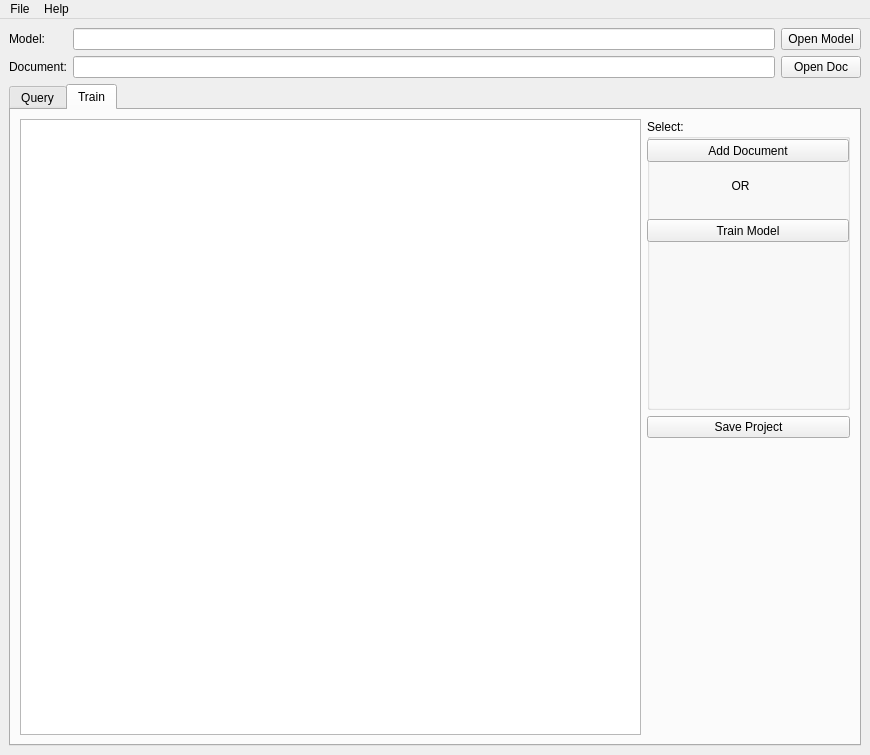
Qt form GUI/doctopic.ui (SeeligA/doctopic) before a commit.
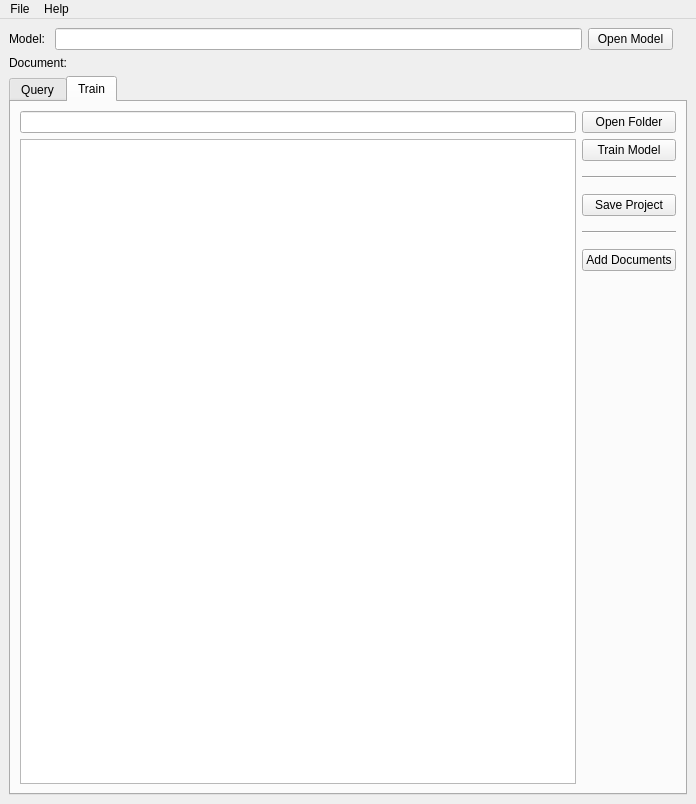
The same form after that commit.

Commit message:
feat: Add training option to update LSI model
After creating your model, you might want to add a few additional files
so that a query will list the new files together with your original
training documents. Use this option, if your model is already well
balanced (big) and the update is from the same domain and small.

Patch:
```diff
--- a/GUI/doctopic.ui
+++ b/GUI/doctopic.ui
@@ -9,8 +9,8 @@
    <rect>
     <x>0</x>
     <y>0</y>
-    <width>870</width>
-    <height>755</height>
+    <width>696</width>
+    <height>804</height>
    </rect>
   </property>
   <property name="sizePolicy">
@@ -48,38 +48,28 @@
     </sizepolicy>
    </property>
    <layout class="QGridLayout" name="gridLayout_2">
-    <item row="0" column="2">
-     <widget class="QPushButton" name="open_model_button">
-      <property name="enabled">
-       <bool>true</bool>
-      </property>
-      <property name="sizePolicy">
-       <sizepolicy hsizetype="Minimum" vsizetype="Fixed">
-        <horstretch>0</horstretch>
-        <verstretch>0</verstretch>
-       </sizepolicy>
-      </property>
+    <item row="2" column="0">
+     <widget class="QLabel" name="document_label">
       <property name="maximumSize">
        <size>
-        <width>16777215</width>
+        <width>70</width>
         <height>16777215</height>
        </size>
       </property>
       <property name="text">
-       <string>Open Model</string>
-      </property>
-      <property name="autoDefault">
-       <bool>true</bool>
-      </property>
-      <property name="default">
-       <bool>false</bool>
-      </property>
-      <property name="flat">
-       <bool>false</bool>
+       <string>Document:</string>
       </property>
      </widget>
     </item>
-    <item row="0" column="0">
+    <item row="1" column="0" colspan="3">
+     <layout class="QHBoxLayout" name="horizontalLayout">
+      <property name="leftMargin">
+       <number>0</number>
+      </property>
+      <property name="rightMargin">
+       <number>14</number>
+      </property>
+      <item>
      <widget class="QLabel" name="model_label">
       <property name="maximumSize">
        <size>
@@ -92,7 +82,7 @@
       </property>
      </widget>
     </item>
-    <item row="0" column="1">
+      <item>
      <widget class="QLineEdit" name="input_line_edit_model">
       <property name="sizePolicy">
        <sizepolicy hsizetype="Preferred" vsizetype="Fixed">
@@ -111,40 +101,8 @@
       </property>
      </widget>
     </item>
-    <item row="1" column="1">
-     <widget class="QLineEdit" name="input_line_edit_doc">
-      <property name="sizePolicy">
-       <sizepolicy hsizetype="Preferred" vsizetype="Fixed">
-        <horstretch>10</horstretch>
-        <verstretch>0</verstretch>
-       </sizepolicy>
-      </property>
-      <property name="maximumSize">
-       <size>
-        <width>16777215</width>
-        <height>16777215</height>
-       </size>
-      </property>
-      <property name="layoutDirection">
-       <enum>Qt::RightToLeft</enum>
-      </property>
-     </widget>
-    </item>
-    <item row="1" column="0">
-     <widget class="QLabel" name="document_label">
-      <property name="maximumSize">
-       <size>
-        <width>70</width>
-        <height>16777215</height>
-       </size>
-      </property>
-      <property name="text">
-       <string>Document:</string>
-      </property>
-     </widget>
-    </item>
-    <item row="1" column="2">
-     <widget class="QPushButton" name="open_doc_button">
+      <item>
+       <widget class="QPushButton" name="open_model_button">
       <property name="enabled">
        <bool>true</bool>
       </property>
@@ -154,6 +112,12 @@
         <verstretch>0</verstretch>
        </sizepolicy>
       </property>
+        <property name="minimumSize">
+         <size>
+          <width>85</width>
+          <height>0</height>
+         </size>
+        </property>
       <property name="maximumSize">
        <size>
         <width>16777215</width>
@@ -161,7 +125,7 @@
        </size>
       </property>
       <property name="text">
-       <string>Open Doc</string>
+         <string>Open Model</string>
       </property>
       <property name="autoDefault">
        <bool>true</bool>
@@ -174,7 +138,9 @@
       </property>
      </widget>
     </item>
-    <item row="2" column="0" colspan="3">
+     </layout>
+    </item>
+    <item row="3" column="0" colspan="3">
      <widget class="QTabWidget" name="tabwidget">
       <property name="currentIndex">
        <number>1</number>
@@ -184,13 +150,34 @@
         <string>Query</string>
        </attribute>
        <layout class="QGridLayout" name="gridLayout">
-        <item row="3" column="0" rowspan="2" colspan="2">
-         <widget class="QTextEdit" name="textOutput">
-          <property name="font">
-           <font>
-            <family>Calibri</family>
-            <pointsize>11</pointsize>
-           </font>
+        <item row="0" column="3">
+         <widget class="QPushButton" name="open_doc_button">
+          <property name="enabled">
+           <bool>true</bool>
+          </property>
+          <property name="sizePolicy">
+           <sizepolicy hsizetype="Minimum" vsizetype="Fixed">
+            <horstretch>0</horstretch>
+            <verstretch>0</verstretch>
+           </sizepolicy>
+          </property>
+          <property name="maximumSize">
+           <size>
+            <width>16777215</width>
+            <height>16777215</height>
+           </size>
+          </property>
+          <property name="text">
+           <string>Open Document</string>
+          </property>
+          <property name="autoDefault">
+           <bool>true</bool>
+          </property>
+          <property name="default">
+           <bool>false</bool>
+          </property>
+          <property name="flat">
+           <bool>false</bool>
           </property>
          </widget>
         </item>
@@ -226,7 +213,20 @@
         <string>Train</string>
        </attribute>
        <layout class="QGridLayout" name="gridLayout_5">
-        <item row="2" column="0" rowspan="3" colspan="3">
+        <item row="0" column="3">
+         <widget class="QPushButton" name="open_folder_button">
+          <property name="minimumSize">
+           <size>
+            <width>85</width>
+            <height>0</height>
+           </size>
+          </property>
+          <property name="text">
+           <string>Open Folder</string>
+          </property>
+         </widget>
+        </item>
+        <item row="2" column="0" rowspan="2">
          <widget class="QTextEdit" name="textOutput_train">
           <property name="font">
            <font>
@@ -236,29 +236,30 @@
           </property>
          </widget>
         </item>
-        <item row="3" column="3">
-         <widget class="QPushButton" name="save_model_button">
-          <property name="text">
-           <string>Save Project</string>
-          </property>
-         </widget>
+        <item row="0" column="0">
+         <widget class="QLineEdit" name="input_line_edit_train"/>
         </item>
         <item row="2" column="3">
-         <widget class="QGroupBox" name="groupBox">
-          <property name="title">
-           <string>Select:</string>
+         <layout class="QVBoxLayout" name="verticalLayout" stretch="0,0,0,0,0,0,0,0,0">
+          <property name="spacing">
+           <number>0</number>
           </property>
+          <property name="topMargin">
+           <number>0</number>
+          </property>
+          <property name="rightMargin">
+           <number>0</number>
+          </property>
+          <item>
           <widget class="QPushButton" name="train_model_button">
            <property name="enabled">
             <bool>true</bool>
            </property>
-           <property name="geometry">
-            <rect>
-             <x>0</x>
-             <y>100</y>
-             <width>202</width>
-             <height>23</height>
-            </rect>
+            <property name="minimumSize">
+             <size>
+              <width>85</width>
+              <height>0</height>
+             </size>
            </property>
            <property name="maximumSize">
             <size>
@@ -273,36 +274,112 @@
             <string>Train Model</string>
            </property>
           </widget>
+          </item>
+          <item>
+           <spacer name="verticalSpacer">
+            <property name="orientation">
+             <enum>Qt::Vertical</enum>
+            </property>
+            <property name="sizeType">
+             <enum>QSizePolicy::Fixed</enum>
+            </property>
+            <property name="sizeHint" stdset="0">
+             <size>
+              <width>20</width>
+              <height>15</height>
+             </size>
+            </property>
+           </spacer>
+          </item>
+          <item>
+           <widget class="Line" name="line">
+            <property name="orientation">
+             <enum>Qt::Horizontal</enum>
+            </property>
+           </widget>
+          </item>
+          <item>
+           <spacer name="verticalSpacer_2">
+            <property name="orientation">
+             <enum>Qt::Vertical</enum>
+            </property>
+            <property name="sizeType">
+             <enum>QSizePolicy::Fixed</enum>
+            </property>
+            <property name="sizeHint" stdset="0">
+             <size>
+              <width>20</width>
+              <height>15</height>
+             </size>
+            </property>
+           </spacer>
+          </item>
+          <item>
+           <widget class="QPushButton" name="save_model_button">
+            <property name="minimumSize">
+             <size>
+              <width>85</width>
+              <height>0</height>
+             </size>
+            </property>
+            <property name="text">
+             <string>Save Project</string>
+            </property>
+           </widget>
+          </item>
+          <item>
+           <spacer name="verticalSpacer_3">
+            <property name="orientation">
+             <enum>Qt::Vertical</enum>
+            </property>
+            <property name="sizeType">
+             <enum>QSizePolicy::Fixed</enum>
+            </property>
+            <property name="sizeHint" stdset="0">
+             <size>
+              <width>20</width>
+              <height>15</height>
+             </size>
+            </property>
+           </spacer>
+          </item>
+          <item>
+           <widget class="Line" name="line_2">
+            <property name="orientation">
+             <enum>Qt::Horizontal</enum>
+            </property>
+           </widget>
+          </item>
+          <item>
+           <spacer name="verticalSpacer_4">
+            <property name="orientation">
+             <enum>Qt::Vertical</enum>
+            </property>
+            <property name="sizeType">
+             <enum>QSizePolicy::Fixed</enum>
+            </property>
+            <property name="sizeHint" stdset="0">
+             <size>
+              <width>20</width>
+              <height>15</height>
+             </size>
+            </property>
+           </spacer>
+          </item>
+          <item>
           <widget class="QPushButton" name="add_documents_button">
-           <property name="geometry">
-            <rect>
-             <x>0</x>
-             <y>20</y>
-             <width>202</width>
-             <height>23</height>
-            </rect>
+            <property name="minimumSize">
+             <size>
+              <width>85</width>
+              <height>0</height>
+             </size>
            </property>
            <property name="text">
-            <string>Add Document</string>
-           </property>
-          </widget>
-          <widget class="QLabel" name="label">
-           <property name="geometry">
-            <rect>
-             <x>70</x>
-             <y>60</y>
-             <width>47</width>
-             <height>13</height>
-            </rect>
-           </property>
-           <property name="text">
-            <string>OR</string>
-           </property>
-           <property name="alignment">
-            <set>Qt::AlignCenter</set>
-           </property>
-          </widget>
-         </widget>
+             <string>Add Documents</string>
+            </property>
+           </widget>
+          </item>
+         </layout>
         </item>
        </layout>
       </widget>
@@ -315,7 +392,7 @@
     <rect>
      <x>0</x>
      <y>0</y>
-     <width>870</width>
+     <width>696</width>
      <height>21</height>
     </rect>
    </property>
```
Left out of the diff: 31 changed lines with no effect on the pictures. Lines whose indentation alone changed are shown as unchanged. The commit also changes 2 other files.
